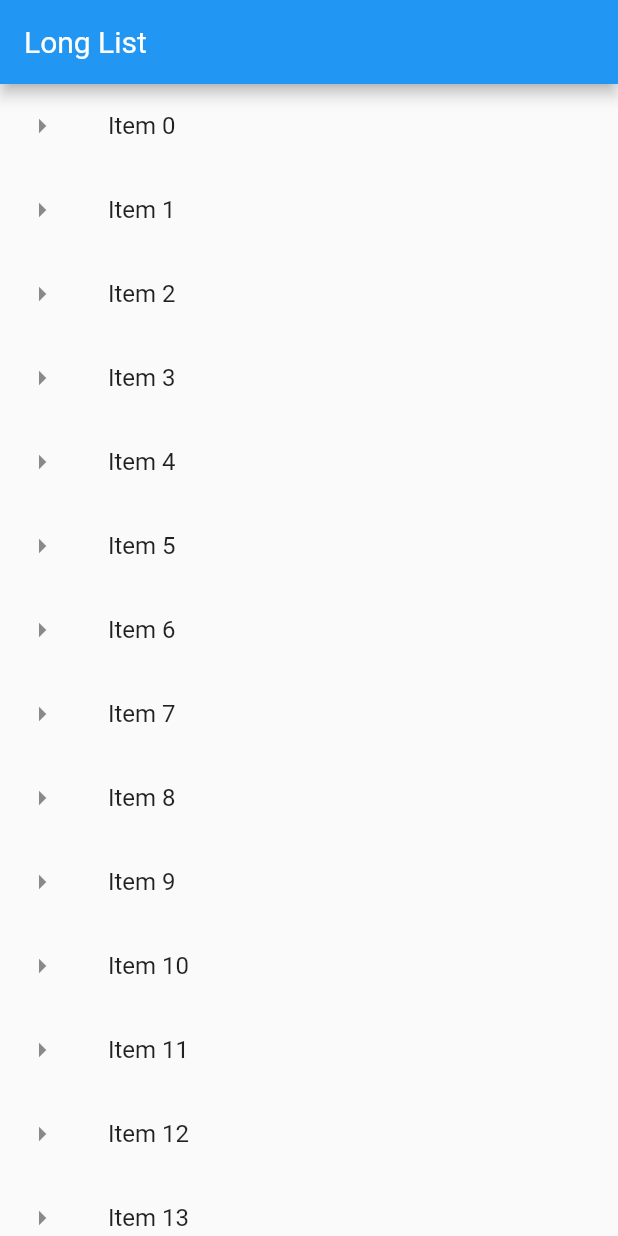
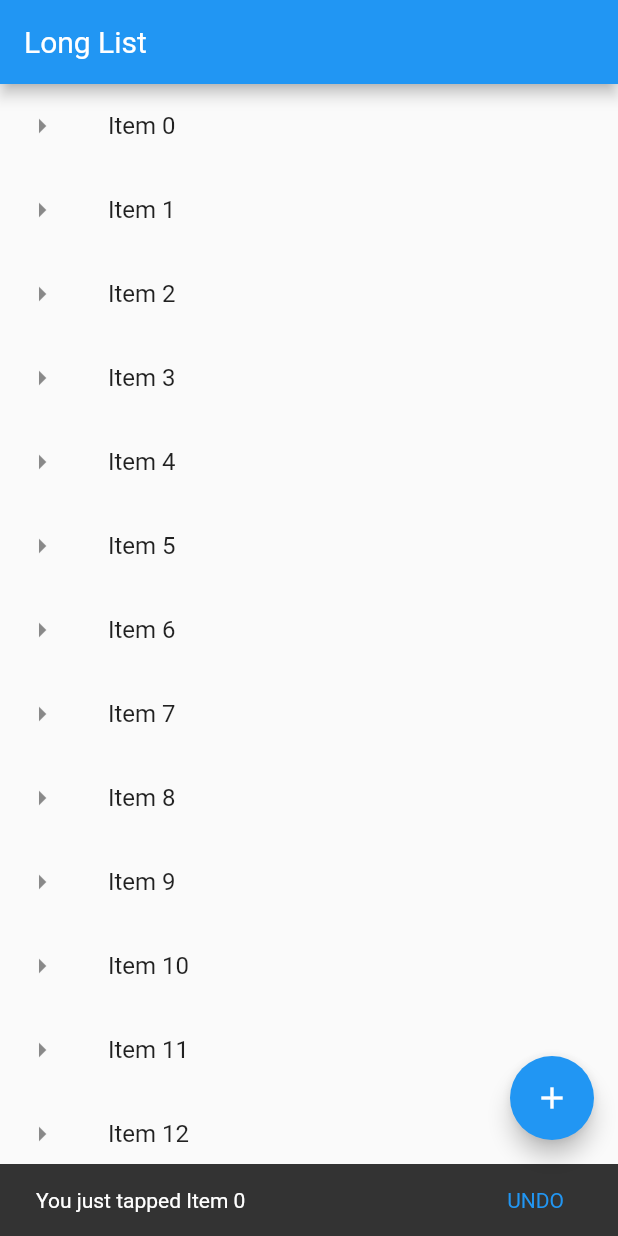
Before and after one commit to smallken99/flutter-demos-by-hand, a Flutter app: the screen it shows after launch, after a tap on an icon or button, on a phone screen of 412 x 824 dp. Run offline on Flutter 3.47's test engine with Material 2 defaults, Android fonts, the phone set to English and light mode, and no system bars.

Commit message:
#2.9 Flutter Floating Action Button ( FAB ) and Snack Bar Tutorial: Flutter Dart Tutorial

```diff
--- a/lib/main.dart
+++ b/lib/main.dart
@@ -12,8 +12,28 @@ void main() {
         title: Text('Long List'),
       ),
       body: getListView(),
+      floatingActionButton: FloatingActionButton(
+        child: Icon(Icons.add),
+        tooltip: 'Add One More Item',
+        onPressed: () {
+          debugPrint("FAB clicked");
+        },
+      ),
     ),
   ));
+}
+
+void showSnapBar(BuildContext context, String item) {
+  var snapBar = SnackBar(
+    content: Text("You just tapped $item"),
+    action: SnackBarAction(
+      label: "UNDO",
+      onPressed: () {
+        debugPrint("Performing dummy UNDO operation");
+      },
+    ),
+  );
+  Scaffold.of(context).showSnackBar(snapBar);
 }
 
 List<String> getListElements() {
@@ -29,7 +49,8 @@ Widget getListView() {
       leading: Icon(Icons.arrow_right),
       title: Text(listItems[index]),
       onTap: () {
-        debugPrint("${listItems[index]} was tapped.");
+        // debugPrint("${listItems[index]} was tapped.");
+        showSnapBar(context, listItems[index]);
       },
     );
   });
```
